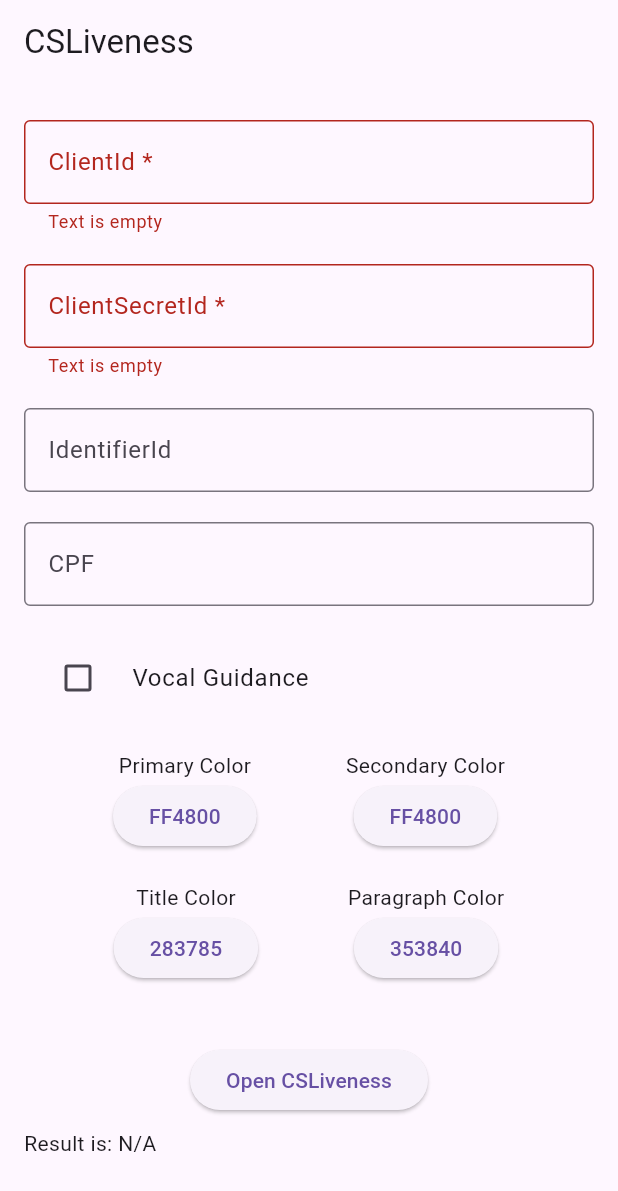
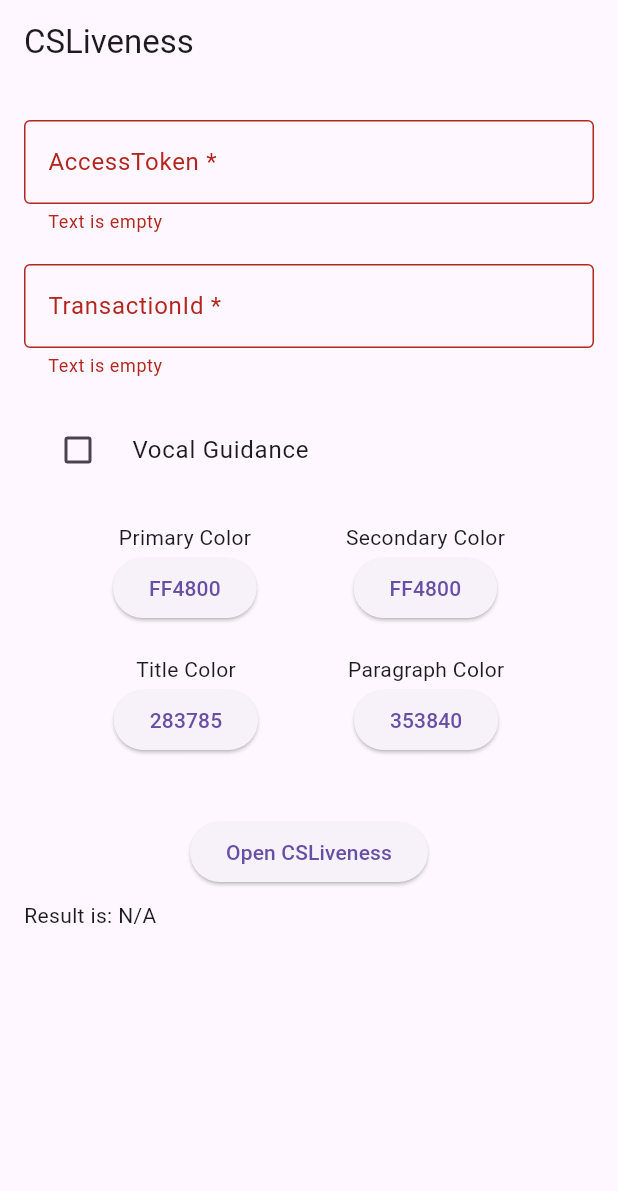
Before and after one commit to ClearSale/LivenessPluginFlutter, a Flutter app: the screen it shows after launch, after a tap on "Open CSLiveness", on a phone screen of 412 x 824 dp. Shown: the top 1191 px of the screen. Run offline on Flutter 3.47's test engine with Material 3 defaults, Android fonts, the phone set to English and light mode, and no system bars; our stand-ins replace flutter_colorpicker, mask_text_input_formatter, plugin_platform_interface.

Commit message:
feat: integrating with pdt
- Adapt Android
- Adapt iOS
- Adapt Dart

```diff
--- a/example/lib/main.dart
+++ b/example/lib/main.dart
@@ -39,30 +39,33 @@ class _MyAppState extends State<MyApp> {
 
   // Platform messages are asynchronous, so we initialize in an async method.
   Future<void> callCSLivenessSDK(
-      String clientId,
-      String clientSecretId,
-      String identifierId,
-      String cpf,
-      bool vocalGuidance,
-      Color primaryColor,
-      Color secondaryColor,
-      Color titleColor,
-      Color paragraphColor) async {
+      {String? accessToken,
+      String? transactionId,
+      String? clientId,
+      String? clientSecretId,
+      String? identifierId,
+      String? cpf,
+      bool? vocalGuidance = false,
+      Color? primaryColor,
+      Color? secondaryColor,
+      Color? titleColor,
+      Color? paragraphColor}) async {
     // Platform messages may fail, so we use a try/catch PlatformException.
     // We also handle the message potentially returning null.
     String result;
     try {
-      var sdkResponse =
-      await _livenessFlutterSdkPlugin.openCSLiveness(
-          clientId,
-          clientSecretId,
-          identifierId,
-          cpf,
-          vocalGuidance,
-          primaryColor,
-          secondaryColor,
-          titleColor,
-          paragraphColor);
+      var sdkResponse = await _livenessFlutterSdkPlugin.openCSLiveness(
+          accessToken: accessToken,
+          transactionId: transactionId,
+          clientId: clientId,
+          clientSecretId: clientSecretId,
+          identifierId: identifierId,
+          cpf: cpf,
+          vocalGuidance: vocalGuidance,
+          primaryColor: primaryColor,
+          secondaryColor: secondaryColor,
+          titleColor: titleColor,
+          paragraphColor: paragraphColor);
 
       result = jsonEncode(sdkResponse);
     } on PlatformException catch (e) {
@@ -100,8 +103,8 @@ class _MyAppState extends State<MyApp> {
                     child: Column(
                       children: [
                         TextFormField(
-                          onSaved: (String? clientIdValue) =>
-                          _formValues["clientId"] = clientIdValue!,
+                          onSaved: (String? accessTokenValue) =>
+                              _formValues["accessToken"] = accessTokenValue!,
                           validator: (text) {
                             if (text == null || text.isEmpty) {
                               return 'Text is empty';
@@ -111,14 +114,14 @@ class _MyAppState extends State<MyApp> {
                           },
                           decoration: const InputDecoration(
                               border: OutlineInputBorder(),
-                              hintText: 'Enter clientId',
-                              label: Text("ClientId *")),
+                              hintText: 'Enter accessToken',
+                              label: Text("AccessToken *")),
                         ),
                         const SizedBox(height: 20),
                         TextFormField(
-                          onSaved: (String? clientSecretIdValue) =>
-                          _formValues["clientSecretId"] =
-                          clientSecretIdValue!,
+                          onSaved: (String? transactionIdValue) =>
+                              _formValues["transactionId"] =
+                                  transactionIdValue!,
                           validator: (text) {
                             if (text == null || text.isEmpty) {
                               return 'Text is empty';
@@ -128,32 +131,8 @@ class _MyAppState extends State<MyApp> {
                           },
                           decoration: const InputDecoration(
                               border: OutlineInputBorder(),
-                              hintText: 'Enter clientSecretId',
-                              label: Text("ClientSecretId *")),
-                        ),
-                        const SizedBox(height: 20),
-                        TextFormField(
-                          onSaved: (String? identifierIdValue) =>
-                          _formValues["identifierId"] = identifierIdValue,
-                          decoration: const InputDecoration(
-                              border: OutlineInputBorder(),
-                              hintText: 'Enter identifierId',
-                              label: Text("IdentifierId")),
-                        ),
-                        const SizedBox(height: 20),
-                        TextFormField(
-                          onSaved: (String? cpfValue) =>
-                          _formValues["cpf"] = cpfValue,
-                          decoration: const InputDecoration(
-                              border: OutlineInputBorder(),
-                              hintText: 'Enter CPF',
-                              label: Text('CPF')),
-                          inputFormatters: [
-                            MaskTextInputFormatter(
-                                mask: '###.###.###-##',
-                                filter: {"#": RegExp(r'[0-9]')},
-                                type: MaskAutoCompletionType.lazy)
-                          ],
+                              hintText: 'Enter transactionId',
+                              label: Text("TransactionId *")),
                         ),
                         const SizedBox(height: 20),
                         CheckboxListTile(
@@ -164,7 +143,8 @@ class _MyAppState extends State<MyApp> {
                               vocalGuidance = newValue == true;
                             });
                           },
-                          controlAffinity: ListTileControlAffinity.leading,  //  <-- leading Checkbox
+                          controlAffinity: ListTileControlAffinity
+                              .leading, //  <-- leading Checkbox
                         ),
                         const SizedBox(height: 20),
                         Row(
@@ -207,7 +187,8 @@ class _MyAppState extends State<MyApp> {
                                         },
                                       );
                                     },
-                                    child: Text(primaryColor.toHexString(enableAlpha: false))),
+                                    child: Text(primaryColor.toHexString(
+                                        enableAlpha: false))),
                               ],
                             ),
                             Column(
@@ -247,7 +228,8 @@ class _MyAppState extends State<MyApp> {
                                         },
                                       );
                                     },
-                                    child: Text(secondaryColor.toHexString(enableAlpha: false))),
+                                    child: Text(secondaryColor.toHexString(
+                                        enableAlpha: false))),
                               ],
                             )
                           ],
@@ -293,7 +275,8 @@ class _MyAppState extends State<MyApp> {
                                         },
                                       );
                                     },
-                                    child: Text(titleColor.toHexString(enableAlpha: false))),
+                                    child: Text(titleColor.toHexString(
+                                        enableAlpha: false))),
                               ],
                             ),
                             Column(
@@ -333,7 +316,8 @@ class _MyAppState extends State<MyApp> {
                                         },
                                       );
                                     },
-                                    child: Text(paragraphColor.toHexString(enableAlpha: false))),
+                                    child: Text(paragraphColor.toHexString(
+                                        enableAlpha: false))),
                               ],
                             ),
                           ],
@@ -345,15 +329,13 @@ class _MyAppState extends State<MyApp> {
                                 _formKey.currentState!.save();
 
                                 await callCSLivenessSDK(
-                                    _formValues["clientId"],
-                                    _formValues["clientSecretId"],
-                                    _formValues["identifierId"],
-                                    _formValues["cpf"],
-                                    vocalGuidance,
-                                    primaryColor,
-                                    secondaryColor,
-                                    titleColor,
-                                    paragraphColor);
+                                    accessToken: _formValues["accessToken"],
+                                    transactionId: _formValues["transactionId"],
+                                    vocalGuidance: vocalGuidance,
+                                    primaryColor: primaryColor,
+                                    secondaryColor: secondaryColor,
+                                    titleColor: titleColor,
+                                    paragraphColor: paragraphColor);
                               }
                             },
                             child: const Text('Open CSLiveness'))
--- a/lib/liveness_flutter_sdk.dart
+++ b/lib/liveness_flutter_sdk.dart
@@ -5,24 +5,28 @@ import 'liveness_flutter_sdk_platform_interface.dart';
 
 class LivenessFlutterSdk {
   Future<CSLivenessResult> openCSLiveness(
-      String clientId,
-      String clientSecretId,
+      {String? accessToken,
+      String? transactionId,
+      String? clientId,
+      String? clientSecretId,
       String? identifierId,
       String? cpf,
       bool? vocalGuidance,
-      Color primaryColor,
-      Color secondaryColor,
-      Color titleColor,
-      Color paragraphColor) {
+      Color? primaryColor,
+      Color? secondaryColor,
+      Color? titleColor,
+      Color? paragraphColor}) {
     return LivenessFlutterSdkPlatform.instance.openCSLiveness(
-        clientId,
-        clientSecretId,
-        identifierId,
-        cpf,
-        vocalGuidance,
-        primaryColor,
-        secondaryColor,
-        titleColor,
-        paragraphColor);
+        accessToken: accessToken,
+        transactionId: transactionId,
+        clientId: clientId,
+        clientSecretId: clientSecretId,
+        identifierId: identifierId,
+        cpf: cpf,
+        vocalGuidance: vocalGuidance,
+        primaryColor: primaryColor,
+        secondaryColor: secondaryColor,
+        titleColor: titleColor,
+        paragraphColor: paragraphColor);
   }
 }
--- a/lib/liveness_flutter_sdk_extend_color.dart
+++ b/lib/liveness_flutter_sdk_extend_color.dart
@@ -22,5 +22,7 @@ extension ColorExtension on Color {
           bool enableAlpha = true,
           bool toUpperCase = true}) =>
       _colorToHex(this,
-          includeHashSign: includeHashSign, enableAlpha: enableAlpha, toUpperCase: toUpperCase);
+          includeHashSign: includeHashSign,
+          enableAlpha: enableAlpha,
+          toUpperCase: toUpperCase);
 }
--- a/lib/liveness_flutter_sdk_method_channel.dart
+++ b/lib/liveness_flutter_sdk_method_channel.dart
@@ -13,27 +13,31 @@ class MethodChannelLivenessFlutterSdk extends LivenessFlutterSdkPlatform {
 
   @override
   Future<CSLivenessResult> openCSLiveness(
-      String clientId,
-      String clientSecretId,
+      {String? accessToken,
+      String? transactionId,
+      String? clientId,
+      String? clientSecretId,
       String? identifierId,
       String? cpf,
       bool? vocalGuidance,
-      Color primaryColor,
-      Color secondaryColor,
-      Color titleColor,
-      Color paragraphColor) async {
+      Color? primaryColor,
+      Color? secondaryColor,
+      Color? titleColor,
+      Color? paragraphColor}) async {
     final Map<String, dynamic>? response =
         await methodChannel.invokeMapMethod('openCSLiveness', {
+      "accessToken": accessToken,
+      "transactionId": transactionId,
       "clientId": clientId,
       "clientSecretId": clientSecretId,
       "identifierId":
           identifierId != null && identifierId.isNotEmpty ? identifierId : null,
       "cpf": cpf != null && cpf.isNotEmpty ? cpf : null,
       "vocalGuidance": vocalGuidance == true,
-      "primaryColor": primaryColor.toHexString(enableAlpha: false),
-      "secondaryColor": secondaryColor.toHexString(enableAlpha: false),
-      "titleColor": titleColor.toHexString(enableAlpha: false),
-      "paragraphColor": paragraphColor.toHexString(enableAlpha: false)
+      "primaryColor": primaryColor?.toHexString(enableAlpha: false),
+      "secondaryColor": secondaryColor?.toHexString(enableAlpha: false),
+      "titleColor": titleColor?.toHexString(enableAlpha: false),
+      "paragraphColor": paragraphColor?.toHexString(enableAlpha: false)
     });
 
     if (response != null) {
--- a/lib/liveness_flutter_sdk_platform_interface.dart
+++ b/lib/liveness_flutter_sdk_platform_interface.dart
@@ -27,15 +27,17 @@ abstract class LivenessFlutterSdkPlatform extends PlatformInterface {
   }
 
   Future<CSLivenessResult> openCSLiveness(
-      String clientId,
-      String clientSecretId,
+      {String? accessToken,
+      String? transactionId,
+      String? clientId,
+      String? clientSecretId,
       String? identifierId,
       String? cpf,
       bool? vocalGuidance,
-      Color primaryColor,
-      Color secondaryColor,
-      Color titleColor,
-      Color paragraphColor) {
+      Color? primaryColor,
+      Color? secondaryColor,
+      Color? titleColor,
+      Color? paragraphColor}) {
     throw UnimplementedError('openCSLiveness() has not been implemented.');
   }
 }
```
Also changed, not shown: example/pubspec.lock, 3 other files. Lines whose indentation alone changed are shown as unchanged.
